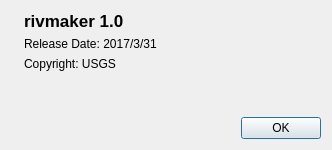
This is apps/rivmaker/dialogs/aboutdialog.ui in i-RIC/prepost-gui as Qt 5 draws it before an edit. The edited form follows.
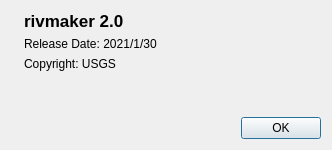
This is the edited form. Icons and pictures are not drawn.

Patch:
```diff
--- a/apps/rivmaker/dialogs/aboutdialog.ui
+++ b/apps/rivmaker/dialogs/aboutdialog.ui
@@ -38,14 +38,14 @@
           </font>
          </property>
          <property name="text">
-          <string>rivmaker 1.0</string>
+          <string>rivmaker 2.0</string>
          </property>
         </widget>
        </item>
        <item>
         <widget class="QLabel" name="labelRelease">
          <property name="text">
-          <string>Release Date: 2017/3/31</string>
+          <string>Release Date: 2021/1/30</string>
          </property>
         </widget>
        </item>
```
